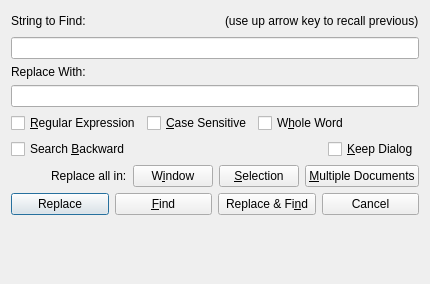
First picture: the form in source/ui/DialogReplace.ui, repository eteran/nedit-ng, before the edit.
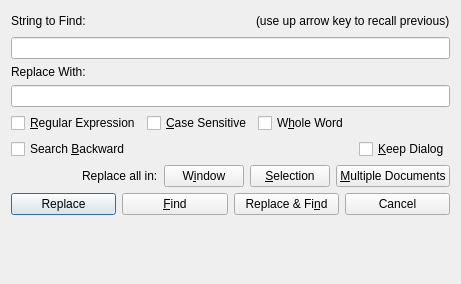
Second picture: the form after the edit. Icons and pictures are not drawn.

Commit message: improved some iconography fixed broken escape key in replace dialog

Patch:
```diff
--- a/source/ui/DialogReplace.ui
+++ b/source/ui/DialogReplace.ui
@@ -6,7 +6,7 @@
    <rect>
     <x>0</x>
     <y>0</y>
-    <width>430</width>
+    <width>461</width>
     <height>284</height>
    </rect>
   </property>
```
Left out of the diff: 12 changed lines with no effect on the pictures. The commit also changes 3 other files.
